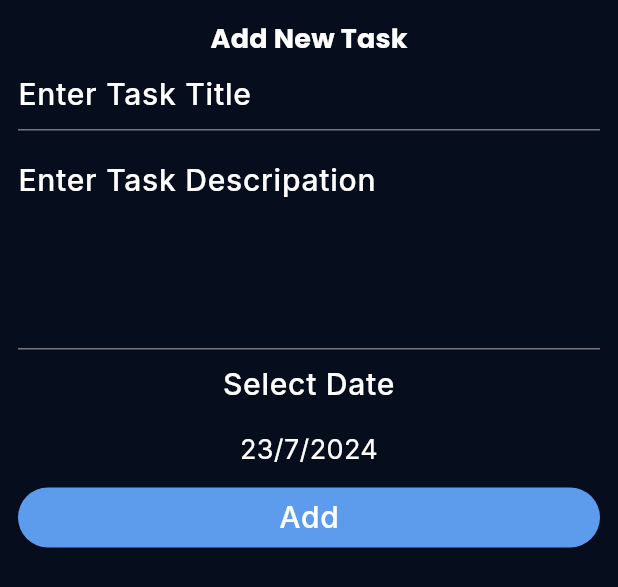
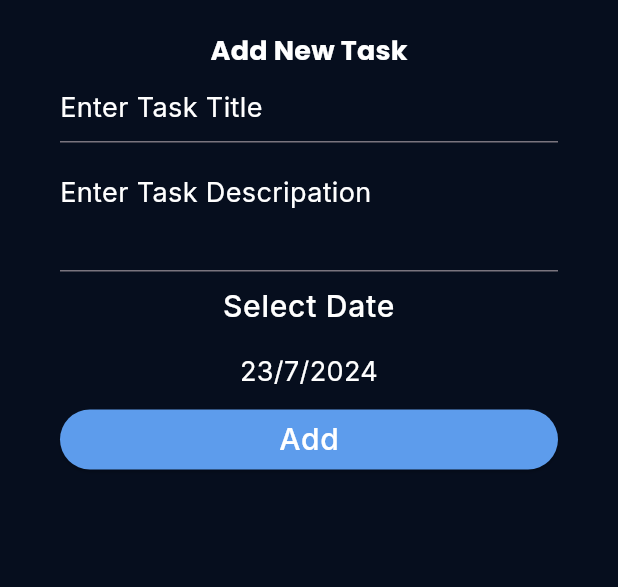
Before and after one commit to Teva902/todo_app, a Flutter app: the AddTaskBottomSheet widget shown alone on an empty page, opened directly, on a phone screen of 412 x 824 dp. Shown: the top 587 px of the screen. Run offline on Flutter 3.47's test engine with Material 3 defaults, Android fonts, the light colour scheme and no system bars; our stand-ins replace google_fonts; generated files the repository leaves out were written again.

Commit message:
Edit ligt mode color . edit design for bottom sheet.

```diff
--- a/lib/home/task_list/add_task_bottom_sheet.dart
+++ b/lib/home/task_list/add_task_bottom_sheet.dart
@@ -16,7 +16,7 @@ class _AddTaskBottomSheetState extends State<AddTaskBottomSheet> {
   @override
   Widget build(BuildContext context) {
     return Container(
-      margin: EdgeInsets.all(12),
+      margin: EdgeInsets.symmetric(horizontal: 40, vertical: 20),
       width: double.infinity,
       child: Column(
         children: [
@@ -41,7 +41,7 @@ class _AddTaskBottomSheetState extends State<AddTaskBottomSheet> {
                     },
                     decoration: InputDecoration(
                         hintText: AppLocalizations.of(context)!.task_title,
-                        hintStyle: TextStyle(color: AppColors.whiteColor)),
+                        hintStyle: Theme.of(context).textTheme.bodyMedium),
                   ),
                   SizedBox(
                     height: 10,
@@ -50,11 +50,11 @@ class _AddTaskBottomSheetState extends State<AddTaskBottomSheet> {
                     onChanged: (text) {
                       description = text;
                     },
-                    maxLines: 4,
+                    maxLines: 2,
                     decoration: InputDecoration(
                         hintText:
                             AppLocalizations.of(context)!.task_descripation,
-                        hintStyle: TextStyle(color: AppColors.whiteColor)),
+                        hintStyle: Theme.of(context).textTheme.bodyMedium),
                     validator: (text) {
                       if (text == null || text.isEmpty) {
                         return 'Please Enter Descripation';
--- a/lib/my_theme_data.dart
+++ b/lib/my_theme_data.dart
@@ -22,7 +22,7 @@ class MyThemeData {
             color: AppColors.blackColor),
         bodyMedium: GoogleFonts.inter(
             fontSize: 18,
-            fontWeight: FontWeight.w400,
+            fontWeight: FontWeight.w600,
             color: AppColors.blackColor),
       ),
       bottomSheetTheme: BottomSheetThemeData(
```
